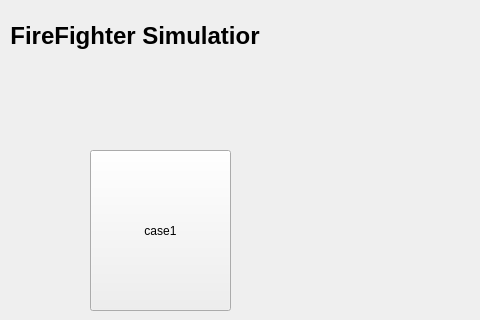
Qt form titleScreen.ui (pinanlee/FirefighterProblemSimulation) before a commit; both pictures show x 0 to 480 and y 0 to 320 of the 800 by 466 pixel window.
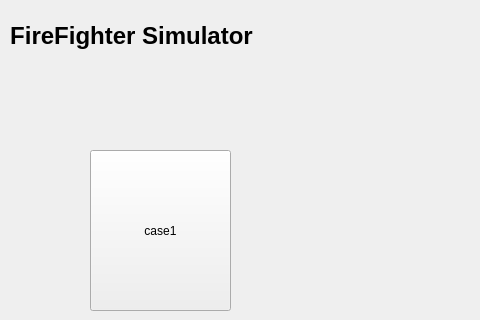
The same form after that commit.

```diff
--- a/titleScreen.ui
+++ b/titleScreen.ui
@@ -151,7 +151,7 @@
          </font>
         </property>
         <property name="text">
-         <string>FireFighter Simulatior</string>
+         <string>FireFighter Simulator</string>
         </property>
         <property name="alignment">
          <set>Qt::AlignCenter</set>
```
